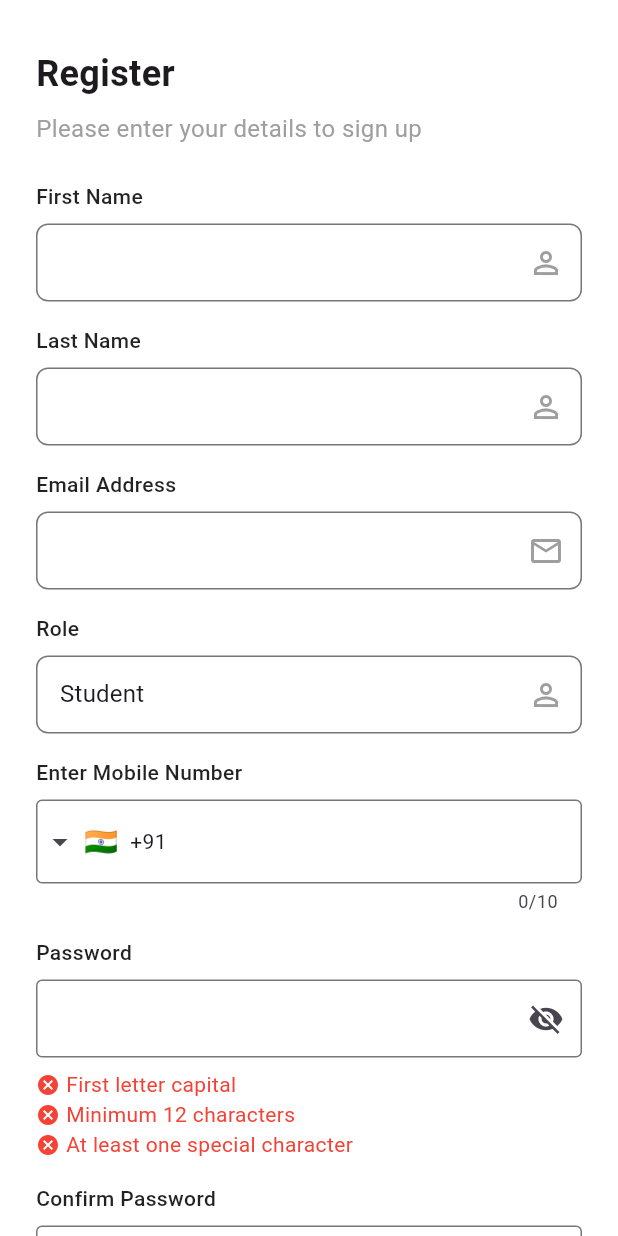
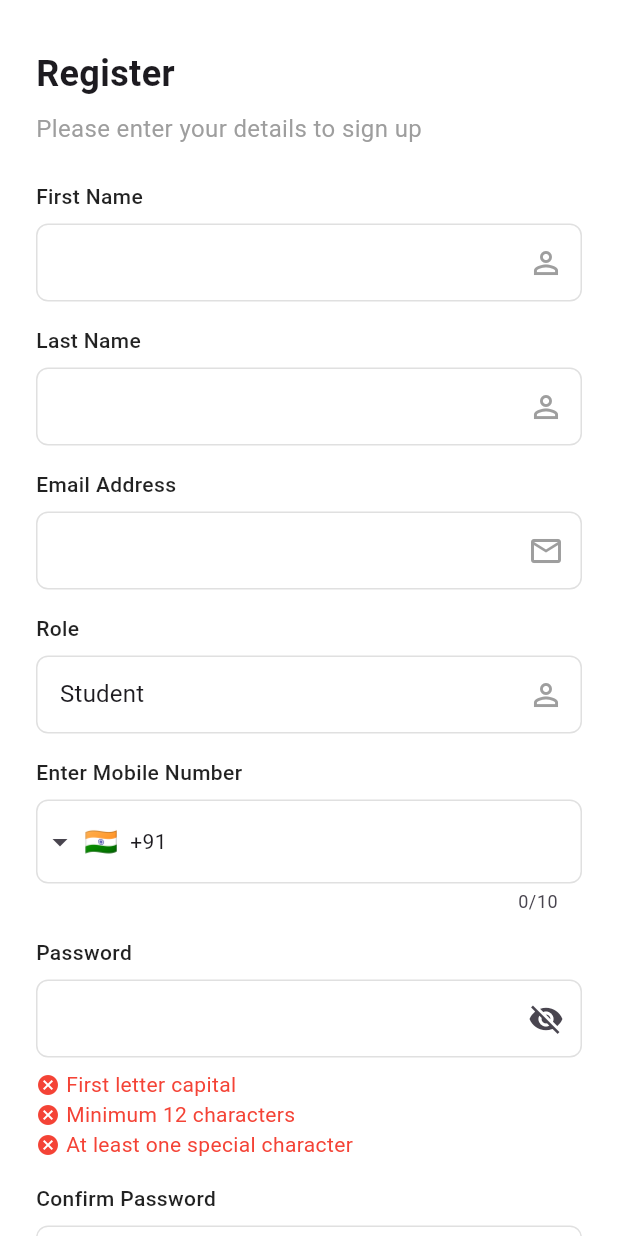
Before and after one commit to Way4Web/ems_project, a Flutter app: the screen it shows after launch, after a tap on "Sign In", after a tap on "Create Account", on a phone screen of 412 x 824 dp. Run offline on Flutter 3.47's test engine with Material 3 defaults, Android fonts, the light colour scheme and no system bars; drawn by our look-alikes of intl_phone_field; our stand-ins replace flutter_riverpod.

Commit message:
First Session

```diff
--- a/lib/main.dart
+++ b/lib/main.dart
@@ -23,6 +23,6 @@ class MyApp extends StatelessWidget {
 }
 
 class CommonColor {
-  static final kbuttonColor = Color(0xff3366ff);
+  static final kbuttonColor = Color(0xff3366FF);
   static final kGreyColor = Color(0xFF3A4A64);
 }
--- a/lib/presentation/registration_screen.dart
+++ b/lib/presentation/registration_screen.dart
@@ -86,7 +86,10 @@ class _RegisterScreenState extends ConsumerState<RegisterScreen> {
                     const SizedBox(height: 8),
                     TextFormField(
                       controller: _firstNameCtrl,
-                      decoration: _buildInputDecoration('Enter your first name', Icons.person_outline),
+                      decoration: _buildInputDecoration(
+                        'Enter your first name',
+                        Icons.person_outline,
+                      ),
                       validator: (value) {
                         if (value == null || value.trim().isEmpty) {
                           return 'Please enter your first name';
@@ -101,7 +104,10 @@ class _RegisterScreenState extends ConsumerState<RegisterScreen> {
                     const SizedBox(height: 8),
                     TextFormField(
                       controller: _lastNameCtrl,
-                      decoration: _buildInputDecoration('Enter your last name', Icons.person_outline),
+                      decoration: _buildInputDecoration(
+                        'Enter your last name',
+                        Icons.person_outline,
+                      ),
                       validator: (value) {
                         if (value == null || value.trim().isEmpty) {
                           return 'Please enter your last name';
@@ -116,13 +122,18 @@ class _RegisterScreenState extends ConsumerState<RegisterScreen> {
                     const SizedBox(height: 8),
                     TextFormField(
                       controller: _emailCtrl,
-                      decoration: _buildInputDecoration('Enter Email Address', Icons.email_outlined),
+                      decoration: _buildInputDecoration(
+                        'Enter Email Address',
+                        Icons.email_outlined,
+                      ),
                       keyboardType: TextInputType.emailAddress,
                       validator: (value) {
                         if (value == null || value.trim().isEmpty) {
                           return 'Please enter your email';
-                        } else if (!RegExp(r'^[^@]+@[^@]+\.[^@]+').hasMatch(value.trim().toLowerCase())) {
-                          return 'Please enter a valid email in lowercase';
+                        } else if (!RegExp(
+                          r'^[^@]+@[^@]+\.[^@]+',
+                        ).hasMatch(value.trim().toLowerCase())) {
+                          return 'Please enter a valid email id';
                         }
                         return null;
                       },
@@ -135,11 +146,20 @@ class _RegisterScreenState extends ConsumerState<RegisterScreen> {
                     DropdownButtonFormField<String>(
                       dropdownColor: Colors.white,
                       value: _selectedRole,
-                      decoration: _buildInputDecoration(null, Icons.person_outline),
-                      items: _roles.map((role) {
+                      decoration: _buildInputDecoration(
+                        null,
+                        Icons.person_outline,
+                      ),
+                      items:
+                          _roles.map((role) {
                             return DropdownMenuItem(
                               value: role,
-                          child: Text(role, style: const TextStyle(fontWeight: FontWeight.w400)),
+                              child: Text(
+                                role,
+                                style: const TextStyle(
+                                  fontWeight: FontWeight.w400,
+                                ),
+                              ),
                             );
                           }).toList(),
                       onChanged: (value) {
@@ -158,15 +178,29 @@ class _RegisterScreenState extends ConsumerState<RegisterScreen> {
                       decoration: InputDecoration(
                         focusedBorder: OutlineInputBorder(
                           borderRadius: BorderRadius.circular(8),
-                          borderSide: const BorderSide(color: Color(0xFF3A4A64), width: 2.0),
+                          borderSide: const BorderSide(
+                            color: Color(0xFFE0E0E0),
+                            // width: 2.0,
+                          ),
                         ),
                         fillColor: Colors.white,
+                        enabledBorder: OutlineInputBorder(
+                          borderRadius: BorderRadius.circular(8),
+                          borderSide: BorderSide(
+                            color: Color(
+                              0xFFE0E0E0,
+                            ), // Light grey color for enabled state
+                          ),
+                        ),
+
                         border: OutlineInputBorder(),
                       ),
                       initialCountryCode: 'IN',
                       pickerDialogStyle: PickerDialogStyle(
                         backgroundColor: Colors.white,
-                        searchFieldInputDecoration: const InputDecoration(labelText: 'Search country'),
+                        searchFieldInputDecoration: const InputDecoration(
+                          labelText: 'Search country',
+                        ),
                       ),
                       onChanged: (phone) {
                         // Save phone number if needed
@@ -185,11 +219,30 @@ class _RegisterScreenState extends ConsumerState<RegisterScreen> {
                       decoration: InputDecoration(
                         focusedBorder: OutlineInputBorder(
                           borderRadius: BorderRadius.circular(8),
-                          borderSide: const BorderSide(color: Color(0xFF3A4A64), width: 2.0),
+                          borderSide: const BorderSide(
+                            color: Color(0xFFE0E0E0),
+                            // width: 2.0,
                           ),
-                        contentPadding: const EdgeInsets.symmetric(vertical: 14, horizontal: 12),
+                        ),
+                        enabledBorder: OutlineInputBorder(
+                          borderRadius: BorderRadius.circular(8),
+                          borderSide: BorderSide(
+                            color: Color(
+                              0xFFE0E0E0,
+                            ), // Light grey color for enabled state
+                          ),
+                        ),
+
+                        contentPadding: const EdgeInsets.symmetric(
+                          vertical: 14,
+                          horizontal: 12,
+                        ),
                         suffixIcon: IconButton(
-                          icon: Icon(_obscurePassword ? Icons.visibility_off : Icons.visibility),
+                          icon: Icon(
+                            _obscurePassword
+                                ? Icons.visibility_off
+                                : Icons.visibility,
+                          ),
                           onPressed: () {
                             setState(() {
                               _obscurePassword = !_obscurePassword;
@@ -205,8 +258,9 @@ class _RegisterScreenState extends ConsumerState<RegisterScreen> {
                           return 'Password must be at least 12 characters long';
                         } else if (!RegExp(r'^[A-Z]').hasMatch(value)) {
                           return 'Password must start with an uppercase letter';
-                        }
-                        else if (!RegExp(r'[!@#$%^&*(),.?":{}|<>]').hasMatch(value)) {
+                        } else if (!RegExp(
+                          r'[!@#$%^&*(),.?":{}|<>]',
+                        ).hasMatch(value)) {
                           return 'Password must contain at least one special character';
                         }
                         return null;
@@ -218,9 +272,18 @@ class _RegisterScreenState extends ConsumerState<RegisterScreen> {
                     Column(
                       crossAxisAlignment: CrossAxisAlignment.start,
                       children: [
-                        _PasswordRequirement(label: 'First letter capital', isMet: _hasCapitalLetter),
-                        _PasswordRequirement(label: 'Minimum 12 characters', isMet: _hasMinLength),
-                        _PasswordRequirement(label: 'At least one special character', isMet: _hasSpecialChar),
+                        _PasswordRequirement(
+                          label: 'First letter capital',
+                          isMet: _hasCapitalLetter,
+                        ),
+                        _PasswordRequirement(
+                          label: 'Minimum 12 characters',
+                          isMet: _hasMinLength,
+                        ),
+                        _PasswordRequirement(
+                          label: 'At least one special character',
+                          isMet: _hasSpecialChar,
+                        ),
                       ],
                     ),
                     const SizedBox(height: 16),
@@ -234,14 +297,33 @@ class _RegisterScreenState extends ConsumerState<RegisterScreen> {
                       decoration: InputDecoration(
                         focusedBorder: OutlineInputBorder(
                           borderRadius: BorderRadius.circular(8),
-                          borderSide: const BorderSide(color: Color(0xFF3A4A64), width: 2.0),
+                          borderSide: const BorderSide(
+                            color: Color(0xFFE0E0E0),
+                            // width: 2.0,
                           ),
-                        contentPadding: const EdgeInsets.symmetric(vertical: 14, horizontal: 12),
+                        ),
+                        enabledBorder: OutlineInputBorder(
+                          borderRadius: BorderRadius.circular(8),
+                          borderSide: const BorderSide(
+                            color: Color(0xFFE0E0E0),
+                            // width: 2.0,
+                          ),
+                        ),
+
+                        contentPadding: const EdgeInsets.symmetric(
+                          vertical: 14,
+                          horizontal: 12,
+                        ),
                         suffixIcon: IconButton(
-                          icon: Icon(_obscureConfirmPassword ? Icons.visibility_off : Icons.visibility),
+                          icon: Icon(
+                            _obscureConfirmPassword
+                                ? Icons.visibility_off
+                                : Icons.visibility,
+                          ),
                           onPressed: () {
                             setState(() {
-                              _obscureConfirmPassword = !_obscureConfirmPassword;
+                              _obscureConfirmPassword =
+                                  !_obscureConfirmPassword;
                             });
                           },
                         ),
@@ -262,7 +344,19 @@ class _RegisterScreenState extends ConsumerState<RegisterScreen> {
                     // TERMS & PRIVACY
                     Row(
                       children: [
-                        Checkbox(
+                        Theme(
+                          data: ThemeData(checkboxTheme: CheckboxThemeData(
+                            side: MaterialStateBorderSide.resolveWith((states) {
+                              if (!states.contains(MaterialState.selected)) {
+                                return BorderSide(color: const Color(0xFFE0E0E0).withOpacity(1.0));
+                              }
+                              return BorderSide(color: Colors.blue); // Active border color.
+                            }),
+
+                          ),),
+                          child: Checkbox(
+                            // focusColor: Color(0xFFE0E0E0),
+
                             activeColor: Colors.blue,
                             value: _agreeToTerms,
                             onChanged: (bool? value) {
@@ -270,6 +364,7 @@ class _RegisterScreenState extends ConsumerState<RegisterScreen> {
                                 _agreeToTerms = value ?? false;
                               });
                             },
+                          ),
                         ),
                         Expanded(
                           child: GestureDetector(
@@ -323,7 +418,9 @@ class _RegisterScreenState extends ConsumerState<RegisterScreen> {
                           onPressed: () {
                             Navigator.push(
                               context,
-                              MaterialPageRoute(builder: (context) => const SignInScreen()),
+                              MaterialPageRoute(
+                                builder: (context) => const SignInScreen(),
+                              ),
                             );
                           },
                           child: const Text(
@@ -347,15 +444,23 @@ class _RegisterScreenState extends ConsumerState<RegisterScreen> {
     return InputDecoration(
       // hintText: hint,
       hintStyle: TextStyle(fontSize: 14, color: Colors.grey[400]),
-      suffixIcon: suffixIcon != null ? Icon(suffixIcon, color: Colors.grey) : null,
+      suffixIcon:
+          suffixIcon != null ? Icon(suffixIcon, color: Colors.grey) : null,
       border: OutlineInputBorder(
         borderRadius: BorderRadius.circular(8),
         borderSide: const BorderSide(color: Color(0xFFDCE0E5)),
       ),
       focusedBorder: OutlineInputBorder(
         borderRadius: BorderRadius.circular(8),
-        borderSide: const BorderSide(color: Color(0xFF3A4A64), width: 2.0),
+        borderSide: const BorderSide(color: Color(0xFFE0E0E0)),
       ),
+      enabledBorder: OutlineInputBorder(
+        borderRadius: BorderRadius.circular(8),
+        borderSide: BorderSide(
+          color: Color(0xFFE0E0E0), // Light grey color for enabled state
+        ),
+      ),
+
       contentPadding: const EdgeInsets.symmetric(vertical: 14, horizontal: 12),
     );
   }
@@ -363,7 +468,11 @@ class _RegisterScreenState extends ConsumerState<RegisterScreen> {
   Widget _buildFieldLabel(String label) {
     return Text(
       label,
-      style: const TextStyle(fontSize: 14, fontWeight: FontWeight.w500, color: Colors.black87),
+      style: const TextStyle(
+        fontSize: 14,
+        fontWeight: FontWeight.w500,
+        color: Colors.black87,
+      ),
     );
   }
 
@@ -408,9 +517,9 @@ class _RegisterScreenState extends ConsumerState<RegisterScreen> {
         Navigator.pop(context);
 
         // Inform the user based on the response
-        ScaffoldMessenger.of(context).showSnackBar(
-          SnackBar(content: Text(response.message)),
-        );
+        ScaffoldMessenger.of(
+          context,
+        ).showSnackBar(SnackBar(content: Text(response.message)));
       } catch (e) {
         // Remove the loading spinner in case of error
         Navigator.pop(context);
@@ -446,7 +555,10 @@ class _PasswordRequirement extends StatelessWidget {
         const SizedBox(width: 4),
         Text(
           label,
-          style: TextStyle(fontSize: 14, color: isMet ? Colors.green : Colors.red),
+          style: TextStyle(
+            fontSize: 14,
+            color: isMet ? Colors.green : Colors.red,
+          ),
         ),
       ],
     );
--- a/lib/presentation/signin_screen.dart
+++ b/lib/presentation/signin_screen.dart
@@ -76,8 +76,14 @@ class _SignInScreenState extends ConsumerState<SignInScreen> {
                               focusedBorder: OutlineInputBorder(
                                 borderRadius: BorderRadius.circular(8),
                                 borderSide: const BorderSide(
-                                  color: Color(0xFF3A4A64),
-                                  width: 2.0,
+                                  color: Color(0xFFDCE0E5),
+                                  width: 1.0,
+                                ),
+                              ),
+                              enabledBorder: OutlineInputBorder(
+                                borderRadius: BorderRadius.circular(8),
+                                borderSide: BorderSide(
+                                  color: Color(0xFFE0E0E0), // Light grey color for enabled state
                                 ),
                               ),
                               suffixIcon: Icon(Icons.email_outlined),
@@ -120,10 +126,17 @@ class _SignInScreenState extends ConsumerState<SignInScreen> {
                               focusedBorder: OutlineInputBorder(
                                 borderRadius: BorderRadius.circular(8),
                                 borderSide: const BorderSide(
-                                  color: Color(0xFF3A4A64),
-                                  width: 2.0,
+                                  color: Color(0xFFE0E0E0),
+                                  // width: 2.0,
                                 ),
                               ),
+                              enabledBorder: OutlineInputBorder(
+                                borderRadius: BorderRadius.circular(8),
+                                borderSide: BorderSide(
+                                  color: Color(0xFFE0E0E0), // Light grey color for enabled state
+                                ),
+                              ),
+
                               suffixIcon: IconButton(
                                 icon: Icon(
                                   _obscurePassword
@@ -185,7 +198,7 @@ class _SignInScreenState extends ConsumerState<SignInScreen> {
                         child: ElevatedButton(
                           onPressed: loginState.isLoading ? null : _onSignIn,
                           style: ElevatedButton.styleFrom(
-                            backgroundColor: Colors.blue, // Replace with your button color e.g. CommonColor.kbuttonColor,
+                            backgroundColor: CommonColor.kbuttonColor, // Replace with your button color e.g. CommonColor.kbuttonColor,
                             padding: const EdgeInsets.symmetric(vertical: 14),
                           ),
                           child: loginState.isLoading
```
Lines whose indentation alone changed are shown as unchanged.
